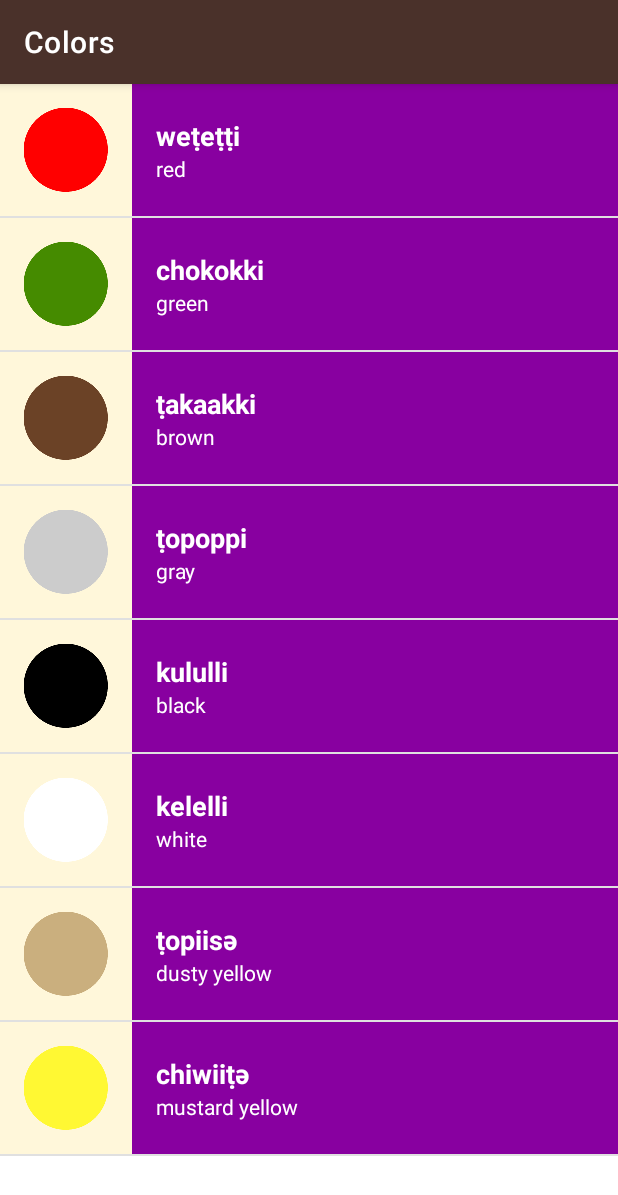
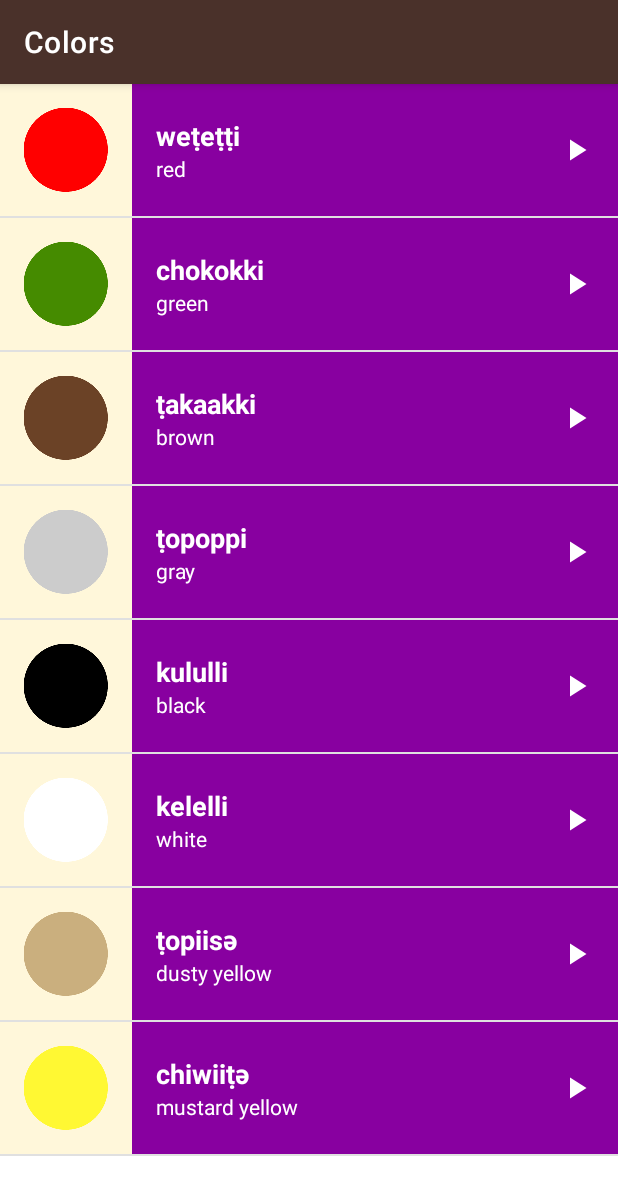
Before and after one commit to lingxiao14122/UdacityMiwok, an Android app: the ColorsActivity screen opened directly, with no data from a screen before it, on a phone screen of 412 x 824 dp. Shown: the top 1195 px of the screen. Run offline under Robolectric (Android 15) with nearby library versions, the phone set to English and light mode, and no system bars.

Commit message:
miwok tutorial complete

```diff
--- /dev/null
+++ b/app/src/main/res/drawable/ic_baseline_play_arrow_24.xml
@@ -0,0 +1,10 @@
+<vector xmlns:android="http://schemas.android.com/apk/res/android"
+    android:width="24dp"
+    android:height="24dp"
+    android:tint="#FFFFFF"
+    android:viewportWidth="24"
+    android:viewportHeight="24">
+    <path
+        android:fillColor="@android:color/white"
+        android:pathData="M8,5v14l11,-7z" />
+</vector>
--- a/app/src/main/res/layout/list_item.xml
+++ b/app/src/main/res/layout/list_item.xml
@@ -1,10 +1,12 @@
 <?xml version="1.0" encoding="utf-8"?>
-<LinearLayout xmlns:android="http://schemas.android.com/apk/res/android"
+<RelativeLayout xmlns:android="http://schemas.android.com/apk/res/android"
+    xmlns:app="http://schemas.android.com/apk/res-auto"
     xmlns:tools="http://schemas.android.com/tools"
+    android:id="@+id/list_item_root"
     android:layout_width="match_parent"
-    android:layout_height="wrap_content"
-    android:minHeight="@dimen/list_item_height"
-    android:orientation="horizontal">
+    android:layout_height="88dp"
+    android:orientation="horizontal"
+    tools:background="@color/category_numbers">
 
     <ImageView
         android:id="@+id/iv_word_image"
@@ -17,16 +19,20 @@
     <LinearLayout
         android:id="@+id/text_container"
         android:layout_width="match_parent"
-        android:layout_height="match_parent"
-        android:gravity="center"
+        android:layout_height="@dimen/list_item_height"
+        android:layout_alignParentTop="true"
+        android:layout_alignParentEnd="true"
+        android:layout_alignParentBottom="true"
+        android:layout_toEndOf="@id/iv_word_image"
         android:orientation="vertical"
-        android:paddingLeft="16dp"
-        android:paddingRight="16dp">
+        android:paddingStart="16dp">
 
         <TextView
             android:id="@+id/tv_miwok_word"
             android:layout_width="match_parent"
             android:layout_height="wrap_content"
+            android:layout_weight="1"
+            android:gravity="bottom"
             android:textAppearance="?android:textAppearanceMedium"
             android:textColor="@color/light"
             android:textSize="18sp"
@@ -37,9 +43,21 @@
             android:id="@+id/tv_default_word"
             android:layout_width="match_parent"
             android:layout_height="wrap_content"
+            android:layout_weight="1"
+            android:gravity="top"
             android:textColor="@color/light"
+            app:layout_constraintTop_toBottomOf="@+id/tv_miwok_word"
             tools:text="one" />
 
     </LinearLayout>
 
-</LinearLayout>
+    <ImageView
+        android:layout_width="24dp"
+        android:layout_height="24dp"
+        android:layout_alignParentEnd="true"
+        android:layout_centerVertical="true"
+        android:layout_marginEnd="16dp"
+        android:src="@drawable/ic_baseline_play_arrow_24" />
+
+
+</RelativeLayout>
--- a/app/src/main/res/layout/word_list.xml
+++ b/app/src/main/res/layout/word_list.xml
@@ -1,7 +1,7 @@
 <?xml version="1.0" encoding="utf-8"?>
 <ListView xmlns:android="http://schemas.android.com/apk/res/android"
-    xmlns:tools="http://schemas.android.com/tools"
     android:id="@+id/list"
     android:orientation="vertical"
     android:layout_width="match_parent"
-    android:layout_height="match_parent"/>
+    android:layout_height="match_parent"
+    android:drawSelectorOnTop="true" />
--- a/app/src/main/res/values/styles.xml
+++ b/app/src/main/res/values/styles.xml
@@ -28,6 +28,7 @@
         <item name="android:padding">16dp</item>
         <item name="android:textColor">@android:color/white</item>
         <item name="android:textStyle">bold</item>
+        <item name="android:background">?android:selectableItemBackground</item>
         <item name="android:textAppearance">?android:textAppearanceMedium</item>
     </style>
 </resources>
--- a/build.gradle
+++ b/build.gradle
@@ -5,7 +5,7 @@ buildscript {
         mavenCentral()
     }
     dependencies {
-        classpath 'com.android.tools.build:gradle:7.0.2'
+        classpath 'com.android.tools.build:gradle:7.0.3'
 
         // NOTE: Do not place your application dependencies here; they belong
         // in the individual module build.gradle files
```
Also changed, not shown: app/src/main/res/layout/activity_main.xml (+26 -21 lines).
